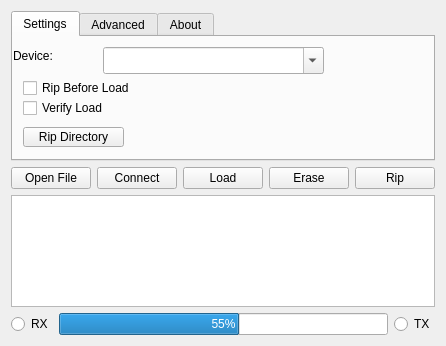
The window that src/freeemsLoader.ui (seank/freeems-loader) describes before a commit, drawn with Qt 5.
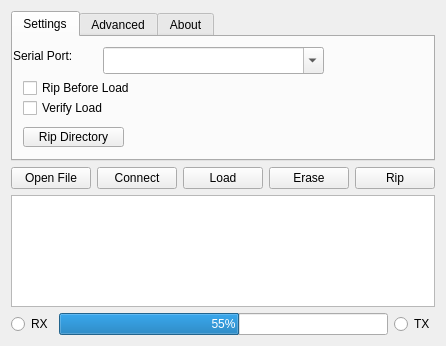
The same window after the commit. Icons and pictures are not drawn.

Commit message: Changed Device label to read Serial Port

Patch:
```diff
--- a/src/freeemsLoader.ui
+++ b/src/freeemsLoader.ui
@@ -42,7 +42,7 @@
         <string notr="true">font: 10pt &quot;Bitstream Charter&quot;;</string>
        </property>
        <property name="text">
-        <string>Device:</string>
+        <string>Serial Port:</string>
        </property>
       </widget>
       <widget class="QComboBox" name="comboDevice">
```
